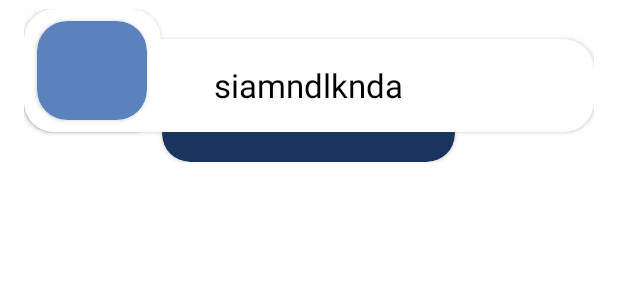
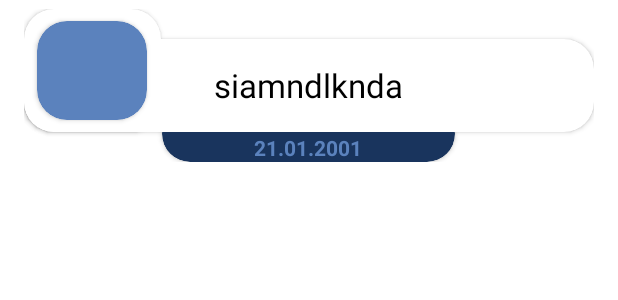
Before and after one commit to Snick55/SmartList, an Android app: the layout list_item.xml on its own in the app's theme, with its tools: preview values and no code run, on a phone screen of 412 x 824 dp. Shown: the top 300 px of the screen. Run offline under Robolectric (Android 15) with nearby library versions, the light colour scheme and no system bars.

Commit message:
update feature "lists"

```diff
--- a/app/src/main/java/com/snick55/smartlist/core/ResultView.kt
+++ b/app/src/main/java/com/snick55/smartlist/core/ResultView.kt
@@ -3,6 +3,7 @@ package com.snick55.smartlist.core
 import android.content.Context
 import android.util.AttributeSet
 import android.view.LayoutInflater
+import android.view.View
 import android.widget.FrameLayout
 import androidx.core.view.children
 import androidx.core.view.isVisible
@@ -13,6 +14,7 @@ import androidx.lifecycle.lifecycleScope
 import androidx.lifecycle.repeatOnLifecycle
 import com.google.android.material.floatingactionbutton.FloatingActionButton
 import com.snick55.smartlist.databinding.ResultViewBinding
+import com.snick55.smartlist.lists.domain.EmptyListsException
 import kotlinx.coroutines.flow.Flow
 import kotlinx.coroutines.launch
 
@@ -68,6 +70,9 @@ class ResultView @JvmOverloads constructor(
 
         if (container is Container.Error) {
             val exception = container.exception
+            if (exception is EmptyListsException){
+                binding.tryAgainButton.visibility = View.INVISIBLE
+            }
             binding.resultErrorTextView.text = exception.message
         }
         children.forEach {
--- a/app/src/main/java/com/snick55/smartlist/di/lists/DomainModule.kt
+++ b/app/src/main/java/com/snick55/smartlist/di/lists/DomainModule.kt
@@ -1,5 +1,6 @@
 package com.snick55.smartlist.di.lists
 
+import com.snick55.smartlist.lists.domain.CreateNewListUseCase
 import com.snick55.smartlist.lists.domain.GetAllListsUseCase
 import dagger.Binds
 import dagger.Module
@@ -13,4 +14,7 @@ abstract class DomainModule {
     @Binds
     abstract fun bindGetAllListsUseCase(useCase: GetAllListsUseCase.GetAllListsUseCaseImpl): GetAllListsUseCase
 
+    @Binds
+    abstract fun bindCreateNewListUseCase(useCase: CreateNewListUseCase.CreateNewListUseCaseImpl): CreateNewListUseCase
+
 }
--- a/app/src/main/java/com/snick55/smartlist/lists/data/ListsRepositoryImpl.kt
+++ b/app/src/main/java/com/snick55/smartlist/lists/data/ListsRepositoryImpl.kt
@@ -21,4 +21,8 @@ class ListsRepositoryImpl @Inject constructor(
             }
         }
     }
+
+    override suspend fun createNewList(listName: String) {
+        listsDataSource.createList(listName)
+    }
 }
--- a/app/src/main/java/com/snick55/smartlist/lists/domain/ListsRepository.kt
+++ b/app/src/main/java/com/snick55/smartlist/lists/domain/ListsRepository.kt
@@ -7,4 +7,6 @@ interface ListsRepository {
 
     fun getAllLists(): Flow<Container<List<ListItemDomain>>>
 
+    suspend fun createNewList(listName: String)
+
 }
--- a/app/src/main/java/com/snick55/smartlist/lists/presentation/AddListFragment.kt
+++ b/app/src/main/java/com/snick55/smartlist/lists/presentation/AddListFragment.kt
@@ -4,6 +4,7 @@ import android.os.Bundle
 import android.view.View
 import androidx.fragment.app.Fragment
 import androidx.fragment.app.viewModels
+import androidx.navigation.fragment.findNavController
 import com.snick55.smartlist.R
 import com.snick55.smartlist.core.viewBinding
 import com.snick55.smartlist.databinding.FragmentAddListBinding
@@ -21,6 +22,7 @@ class AddListFragment : Fragment(R.layout.fragment_add_list) {
 
         binding.createListButton.setOnClickListener {
             viewModel.createList(binding.nameET.text.toString())
+            findNavController().popBackStack()
         }
     }
 
--- a/app/src/main/java/com/snick55/smartlist/lists/presentation/ListsAdapter.kt
+++ b/app/src/main/java/com/snick55/smartlist/lists/presentation/ListsAdapter.kt
@@ -13,8 +13,10 @@ class ListsAdapter: ListAdapter<ListItemUi, ListsAdapter.MyViewHolder>(ListUiDif
     inner class MyViewHolder(private val binding: ListItemBinding): RecyclerView.ViewHolder(binding.root){
         fun bind(itemUi: ListItemUi){
             binding.nameTV.text = itemUi.name
+            binding.dateTextView.text = itemUi.date
         }
     }
+
 
 
     override fun onCreateViewHolder(parent: ViewGroup, viewType: Int): MyViewHolder {
--- a/app/src/main/java/com/snick55/smartlist/lists/presentation/ListsFragment.kt
+++ b/app/src/main/java/com/snick55/smartlist/lists/presentation/ListsFragment.kt
@@ -26,6 +26,7 @@ class ListsFragment: Fragment(R.layout.fragment_lists) {
 
         binding.root.observe(viewLifecycleOwner,viewModel.lists) {
             adapter.submitList(it)
+            binding.listsRecyclerView.layoutManager!!.smoothScrollToPosition(binding.listsRecyclerView,null,0)
         }
 
 
@@ -38,5 +39,4 @@ class ListsFragment: Fragment(R.layout.fragment_lists) {
         }
     }
 
-
 }
--- a/app/src/main/java/com/snick55/smartlist/login/data/LoginDataSource.kt
+++ b/app/src/main/java/com/snick55/smartlist/login/data/LoginDataSource.kt
@@ -48,7 +48,7 @@ interface LoginDataSource {
 
         override suspend fun initPhone() {
             val currentUser = firebaseProvider.provideAuth().currentUser
-            firebaseDatabaseProvider.provideDBRef().child(currentUser!!.uid).child("phone").setValue(currentUser.phoneNumber)
+            firebaseDatabaseProvider.provideDBRef().child("users").child(currentUser!!.uid).child("phone").setValue(currentUser.phoneNumber)
         }
 
         private suspend fun authResult(pending: Task<AuthResult>) =
--- a/app/src/main/res/layout/list_item.xml
+++ b/app/src/main/res/layout/list_item.xml
@@ -14,7 +14,17 @@
         android:layout_gravity="bottom|center"
         android:backgroundTint="@color/title_view_color"
         android:layout_width="195dp"
-        android:layout_height="37dp"/>
+        android:layout_height="37dp">
+
+        <TextView
+            android:id="@+id/dateTextView"
+            android:textColor="@color/secondary_background"
+            android:textStyle="bold"
+            android:layout_gravity="bottom|center"
+            tools:text="21.01.2001"
+            android:layout_width="wrap_content"
+            android:layout_height="wrap_content"/>
+    </androidx.cardview.widget.CardView>
 
     <androidx.cardview.widget.CardView
         android:layout_marginBottom="20dp"
--- a/app/src/main/res/navigation/tabs_graph.xml
+++ b/app/src/main/res/navigation/tabs_graph.xml
@@ -2,7 +2,7 @@
 <navigation xmlns:android="http://schemas.android.com/apk/res/android"
     xmlns:app="http://schemas.android.com/apk/res-auto"
     android:id="@+id/tabs_graph"
-    app:startDestination="@id/profile_graph">
+    app:startDestination="@id/lists_graph">
 
     <include app:graph="@navigation/profile_graph" />
     <include app:graph="@navigation/lists_graph" />
--- a/app/src/main/res/values/strings.xml
+++ b/app/src/main/res/values/strings.xml
@@ -16,4 +16,5 @@
     <string name="create_new_list_content_description">Create new list</string>
     <string name="done_cont_desc">done</string>
     <string name="all_lists_title">Все списки</string>
+    <string name="create_new_list">Создайте свой первый список</string>
 </resources>
```
Also changed, not shown: app/src/main/java/com/snick55/smartlist/lists/data/ListsDataSource.kt (+13 -5 lines), app/src/main/java/com/snick55/smartlist/lists/domain/CreateNewListUseCase.kt (added, +19 -0 lines), app/src/main/java/com/snick55/smartlist/lists/domain/GetAllListsUseCase.kt (+18 -6 lines), app/src/main/java/com/snick55/smartlist/lists/presentation/AddListViewModel.kt (+9 -10 lines), app/src/main/res/layout/fragment_lists.xml (+7 -11 lines).
